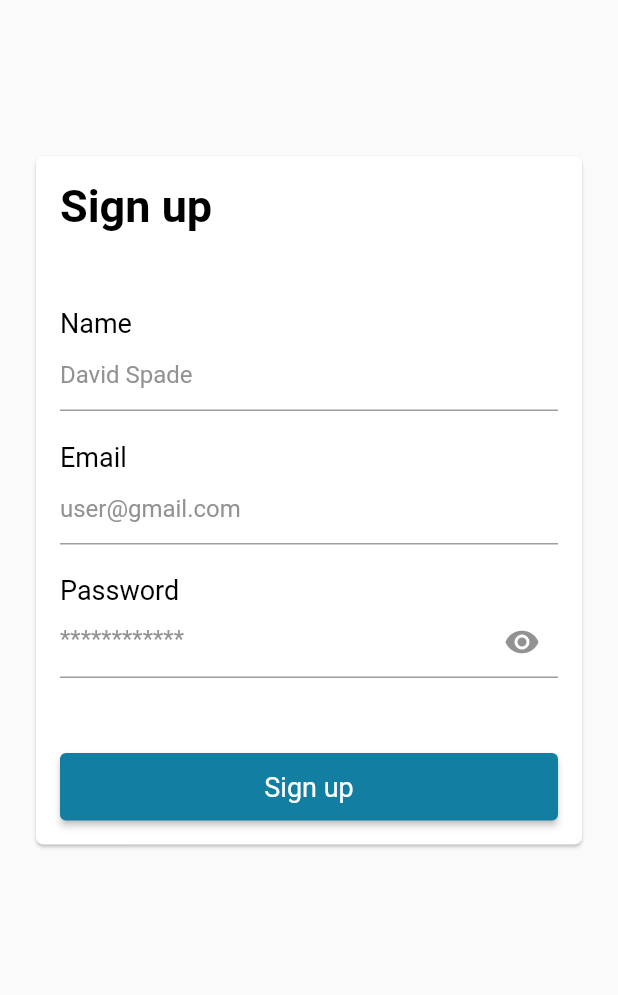
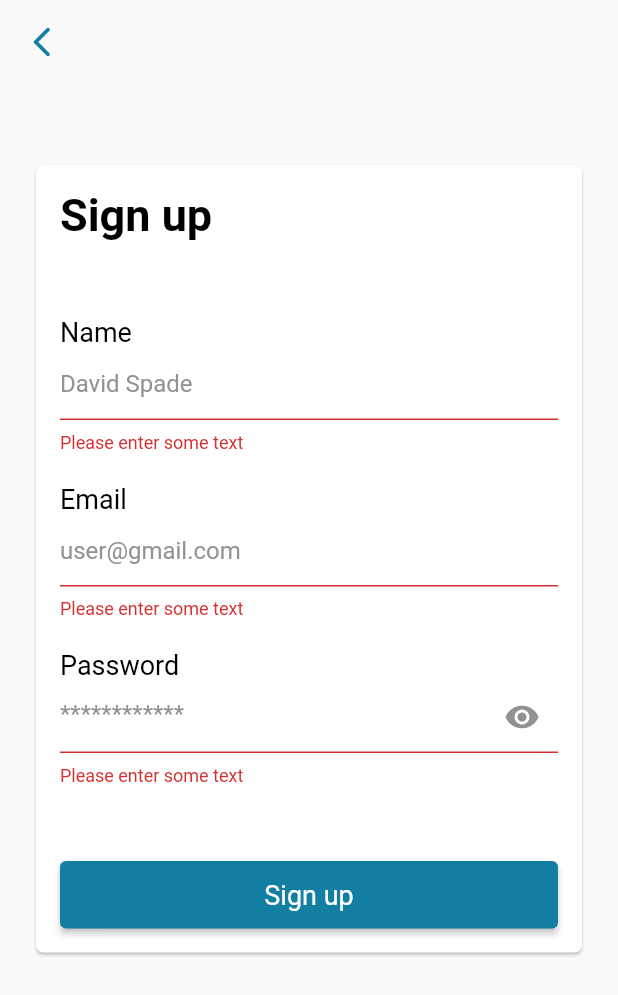
Before and after one commit to SaraNabil/getx_ecommerce, a Flutter app: the SignUpScreen screen opened directly, after a tap on "Sign up", on a phone screen of 412 x 824 dp. Shown: the top 995 px of the screen. Run offline on Flutter 3.47's test engine with Material 2 defaults, Android fonts, the phone set to English and light mode, and no system bars; our stand-ins replace firebase_auth, firebase_core, flutter_svg, get, google_sign_in; missing offline and left inert: flutter_login_facebook; accounts and stored records are empty.

Commit message:
sign up with email and password

```diff
--- a/lib/view/shared_widgets/custom_password_text_form_field_widget.dart
+++ b/lib/view/shared_widgets/custom_password_text_form_field_widget.dart
@@ -6,7 +6,7 @@ class CustomPasswordTextFormFieldWidget extends StatefulWidget {
   final String text;
   final String hint;
   final Function(String?) onSaved;
-  final String Function(String?) validator;
+  final String? Function(String?) validator;
   const CustomPasswordTextFormFieldWidget({
     Key? key,
     required this.text,
--- a/lib/view/shared_widgets/custom_text_form_field_widget.dart
+++ b/lib/view/shared_widgets/custom_text_form_field_widget.dart
@@ -6,7 +6,7 @@ class CustomTextFormFieldWidget extends StatelessWidget {
   final String text;
   final String hint;
   final Function(String?) onSaved;
-  final String Function(String?) validator;
+  final String? Function(String?) validator;
   const CustomTextFormFieldWidget({
     Key? key,
     required this.text,
--- a/lib/view/sign_up/sign_up_screen.dart
+++ b/lib/view/sign_up/sign_up_screen.dart
@@ -1,20 +1,118 @@
 import 'package:flutter/material.dart';
+import 'package:get/get.dart';
+import 'package:getx_ecommerce/core/resources/colors_manager.dart';
+import 'package:getx_ecommerce/view/view_controller/view_controller_screen.dart';
 
+import '../../core/view_model/auth_view_model.dart';
+import '../shared_widgets/custom_button_widget.dart';
+import '../shared_widgets/custom_password_text_form_field_widget.dart';
+import '../shared_widgets/custom_text_form_field_widget.dart';
+import '../shared_widgets/custom_text_widget.dart';
 import 'widgets/sign_up_card_widget.dart';
 
-class SignUpScreen extends StatelessWidget {
+class SignUpScreen extends GetWidget<AuthViewModel> {
   const SignUpScreen({Key? key}) : super(key: key);
 
   @override
   Widget build(BuildContext context) {
+    final GlobalKey<FormState> formKey = GlobalKey<FormState>();
+
     return Scaffold(
-      body: ListView(
-        children: const [
-          Padding(
-            padding: EdgeInsets.symmetric(horizontal: 20, vertical: 100),
-            child: SignUpCardWidget(),
-          )
-        ],
+      appBar: AppBar(
+        elevation: 0.0,
+        backgroundColor: Colors.transparent,
+        leading: InkWell(
+          onTap: () {},
+          child: IconButton(
+            onPressed: () {
+              Get.off(const ViewControllerScreen());
+            },
+            icon: const Icon(
+              Icons.arrow_back_ios_new_rounded,
+              color: ColorsManager.primaryColor,
+            ),
+          ),
+        ),
+      ),
+      body: Form(
+        key: formKey,
+        child: ListView(
+          children: [
+            Padding(
+              padding: const EdgeInsets.symmetric(horizontal: 20, vertical: 50),
+              child: Card(
+                shape: RoundedRectangleBorder(
+                  borderRadius: BorderRadius.circular(5.0),
+                ),
+                child: Padding(
+                  padding: const EdgeInsets.all(16.0),
+                  child: Column(
+                    crossAxisAlignment: CrossAxisAlignment.start,
+                    children: [
+                      const CustomTextWidget(
+                        text: 'Sign up',
+                        fontWeight: FontWeight.bold,
+                        fontSize: 30,
+                      ),
+                      const SizedBox(height: 50),
+                      CustomTextFormFieldWidget(
+                        text: 'Name',
+                        hint: 'David Spade',
+                        onSaved: (value) {
+                          controller.name = value;
+                        },
+                        validator: (value) {
+                          if (value == null || value.isEmpty) {
+                            return 'Please enter some text';
+                          }
+                          return null;
+                        },
+                      ),
+                      const SizedBox(height: 20),
+                      CustomTextFormFieldWidget(
+                        text: 'Email',
+                        hint: 'user@gmail.com',
+                        onSaved: (value) {
+                          controller.email = value;
+                        },
+                        validator: (value) {
+                          if (value == null || value.isEmpty) {
+                            return 'Please enter some text';
+                          }
+                          return null;
+                        },
+                      ),
+                      const SizedBox(height: 20),
+                      CustomPasswordTextFormFieldWidget(
+                        text: 'Password',
+                        hint: '************',
+                        onSaved: (value) {
+                          controller.password = value;
+                        },
+                        validator: (value) {
+                          if (value == null || value.isEmpty) {
+                            return 'Please enter some text';
+                          }
+                          return null;
+                        },
+                      ),
+                      const SizedBox(height: 50),
+                      CustomButtonWidget(
+                        onPressed: () {
+                          formKey.currentState!.save();
+                          if (formKey.currentState!.validate()) {
+                            controller.emailAndPasswordCreateAccount();
+                          }
+                        },
+                        title: 'Sign up',
+                      ),
+                    ],
+                  ),
+                ),
+              ),
+            )
+          ],
+        ),
       ),
     );
   }
```
Also changed, not shown: lib/core/view_model/auth_view_model.dart (+21 -2 lines), lib/view/home/home_screen.dart (+3 -4 lines), lib/view/login/login_screen.dart (+4 -4 lines), lib/view/login/widgets/login_card_widget.dart (+18 -14 lines), lib/view/login/widgets/login_header_widget.dart (+13 -6 lines), lib/view/sign_up/widgets/sign_up_card_widget.dart (+42 -9 lines).
